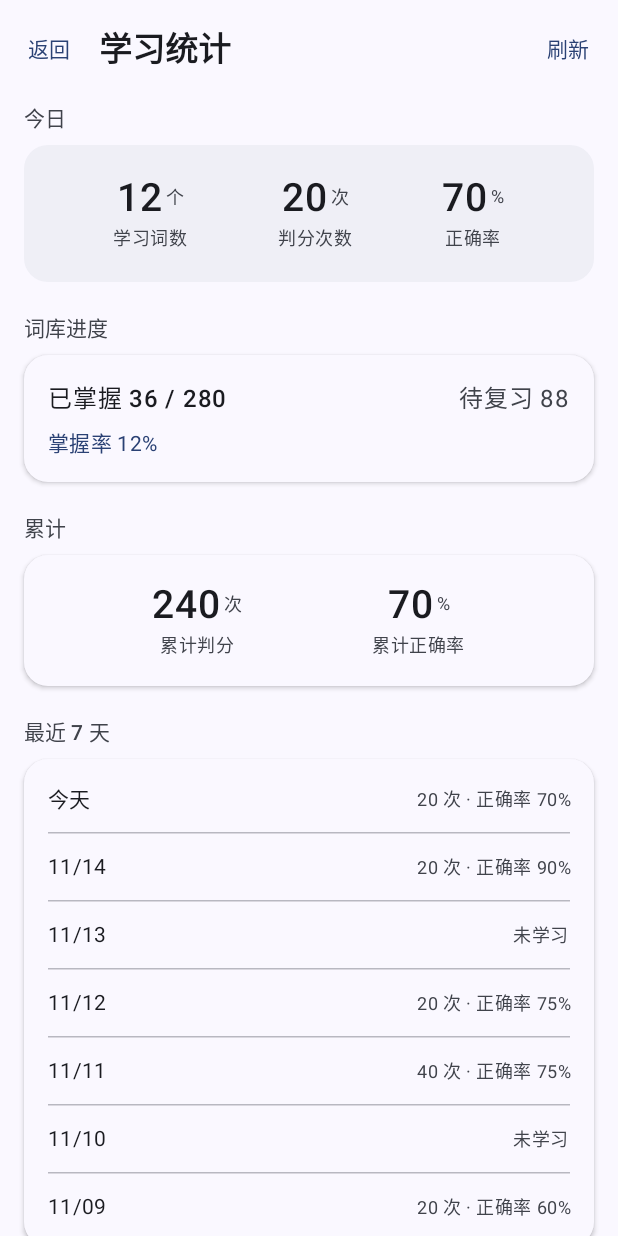
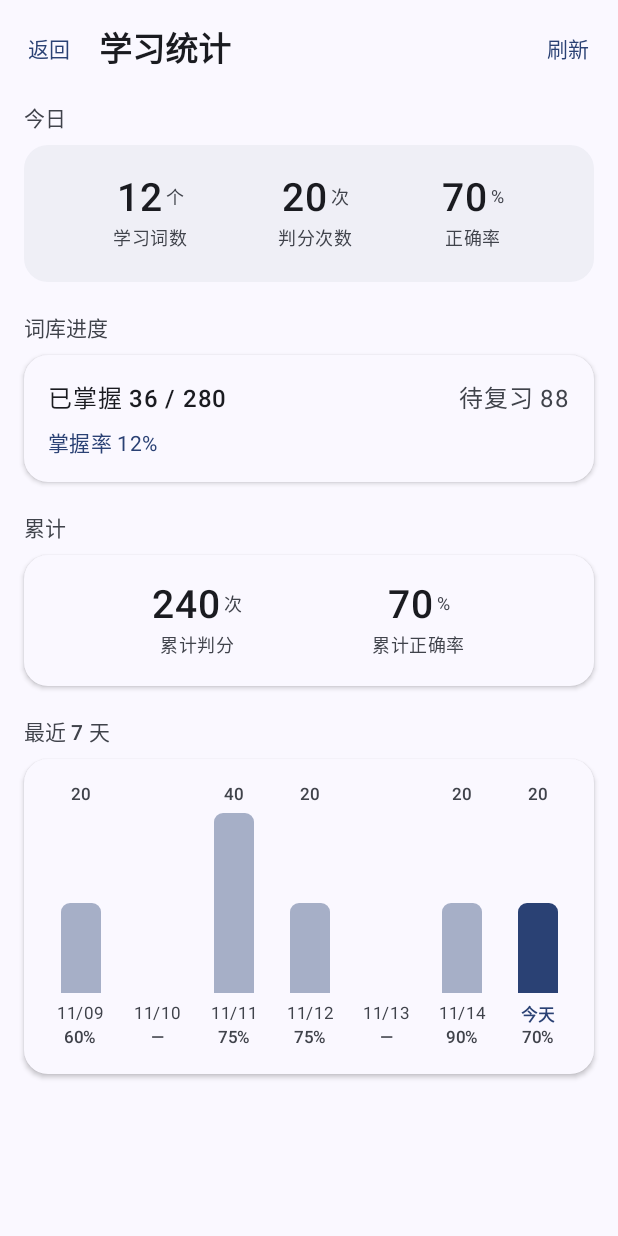
Before and after one commit to lengxinxi/dancijiyi, an Android app built with Jetpack Compose: the @Preview function StatsPreview, on a phone screen of 412 x 824 dp. Run offline under Robolectric (Android 15) with nearby library versions, the phone set to English and light mode, and no system bars.

Commit message:
feat(stats): 最近 7 天改为自绘柱状图（Compose 实现，无第三方库）
- 柱高按单日最大判分次数归一化，带 500ms 生长动画
- 今天高亮（实色 + 加粗日期），其余日期半透明
- 柱顶显示当日判分次数，柱底显示日期与正确率，无记录显示「—」
- 移除原先的 7 天明细行列表

```diff
--- a/app/src/main/java/com/example/dancijiyi/ui/stats/StatsScreen.kt
+++ b/app/src/main/java/com/example/dancijiyi/ui/stats/StatsScreen.kt
@@ -1,5 +1,8 @@
 package com.example.dancijiyi.ui.stats
 
+import androidx.compose.animation.core.animateFloatAsState
+import androidx.compose.animation.core.tween
+import androidx.compose.foundation.background
 import androidx.compose.foundation.layout.Arrangement
 import androidx.compose.foundation.layout.Box
 import androidx.compose.foundation.layout.Column
@@ -15,17 +18,16 @@ import androidx.compose.foundation.verticalScroll
 import androidx.compose.material3.Card
 import androidx.compose.material3.CardDefaults
 import androidx.compose.material3.ExperimentalMaterial3Api
-import androidx.compose.material3.HorizontalDivider
 import androidx.compose.material3.MaterialTheme
 import androidx.compose.material3.Scaffold
 import androidx.compose.material3.Text
 import androidx.compose.material3.TextButton
 import androidx.compose.material3.TopAppBar
 import androidx.compose.runtime.Composable
+import androidx.compose.runtime.getValue
 import androidx.compose.ui.Alignment
 import androidx.compose.ui.Modifier
 import androidx.compose.ui.text.font.FontWeight
-import androidx.compose.ui.text.style.TextAlign
 import androidx.compose.ui.tooling.preview.Preview
 import androidx.compose.ui.unit.dp
 import androidx.compose.ui.unit.sp
@@ -157,17 +159,12 @@ fun StatsScreen(
                 ),
                 elevation = CardDefaults.cardElevation(defaultElevation = 2.dp)
             ) {
-                Column(modifier = Modifier.padding(vertical = 4.dp)) {
-                    state.week.asReversed().forEachIndexed { i, day ->
-                        DayRow(day)
-                        if (i != state.week.lastIndex) {
-                            HorizontalDivider(
-                                modifier = Modifier.padding(horizontal = 16.dp),
-                                color = MaterialTheme.colorScheme.outlineVariant.copy(alpha = 0.5f)
+                WeekBarChart(
+                    week = state.week,
+                    modifier = Modifier
+                        .fillMaxWidth()
+                        .padding(16.dp)
                 )
-                        }
-                    }
-                }
             }
             if (!state.hasAnyRecord) {
                 Spacer(Modifier.height(10.dp))
@@ -218,32 +215,78 @@ private fun MetricItem(label: String, value: String, unit: String) {
     }
 }
 
+/**
+ * 最近 7 天柱状图：柱高按单日最大判分次数归一化，
+ * 今天高亮；柱顶显示当日次数，柱底显示日期与正确率。
+ * 用普通 Compose 布局（Box 背景色块）实现，不依赖第三方图表库。
+ */
 @Composable
-private fun DayRow(day: DayStat) {
+private fun WeekBarChart(week: List<DayStat>, modifier: Modifier = Modifier) {
+    val max = week.maxOfOrNull { it.total }?.coerceAtLeast(1) ?: 1
     Row(
+        modifier = modifier,
+        horizontalArrangement = Arrangement.spacedBy(8.dp)
+    ) {
+        week.forEach { day ->
+            val isToday = day.label == "今天"
+            val barColor = if (isToday) {
+                MaterialTheme.colorScheme.primary
+            } else {
+                MaterialTheme.colorScheme.primary.copy(alpha = 0.40f)
+            }
+            Column(
+                modifier = Modifier.weight(1f),
+                horizontalAlignment = Alignment.CenterHorizontally
+            ) {
+                Text(
+                    text = if (day.total == 0) "" else day.total.toString(),
+                    style = MaterialTheme.typography.labelSmall,
+                    color = MaterialTheme.colorScheme.onSurfaceVariant,
+                    maxLines = 1
+                )
+                Spacer(Modifier.height(4.dp))
+                Box(
                     modifier = Modifier
                         .fillMaxWidth()
-            .padding(horizontal = 16.dp, vertical = 12.dp),
-        verticalAlignment = Alignment.CenterVertically
+                        .height(120.dp),
+                    contentAlignment = Alignment.BottomCenter
                 ) {
+                    if (day.total > 0) {
+                        val fraction by animateFloatAsState(
+                            targetValue = day.total.toFloat() / max,
+                            animationSpec = tween(durationMillis = 500),
+                            label = "barHeight"
+                        )
+                        Box(
+                            modifier = Modifier
+                                .fillMaxWidth(0.62f)
+                                .height(120.dp * fraction)
+                                .background(
+                                    barColor,
+                                    RoundedCornerShape(topStart = 6.dp, topEnd = 6.dp)
+                                )
+                        )
+                    }
+                }
+                Spacer(Modifier.height(6.dp))
                 Text(
                     text = day.label,
-            modifier = Modifier.weight(1f),
-            style = MaterialTheme.typography.bodyMedium
+                    style = MaterialTheme.typography.labelSmall,
+                    fontWeight = if (isToday) FontWeight.SemiBold else FontWeight.Normal,
+                    color = if (isToday) {
+                        MaterialTheme.colorScheme.primary
+                    } else {
+                        MaterialTheme.colorScheme.onSurfaceVariant
+                    },
+                    maxLines = 1
                 )
-        if (day.total == 0) {
                 Text(
-                text = "未学习",
-                style = MaterialTheme.typography.bodySmall,
-                color = MaterialTheme.colorScheme.onSurfaceVariant
+                    text = if (day.total == 0) "—" else "${day.accuracy}%",
+                    style = MaterialTheme.typography.labelSmall,
+                    color = MaterialTheme.colorScheme.onSurfaceVariant,
+                    maxLines = 1
                 )
-        } else {
-            Text(
-                text = "${day.total} 次 · 正确率 ${day.accuracy}%",
-                style = MaterialTheme.typography.bodySmall,
-                color = MaterialTheme.colorScheme.onSurfaceVariant,
-                textAlign = TextAlign.End
-            )
+            }
         }
     }
 }
```
Lines whose indentation alone changed are shown as unchanged.
